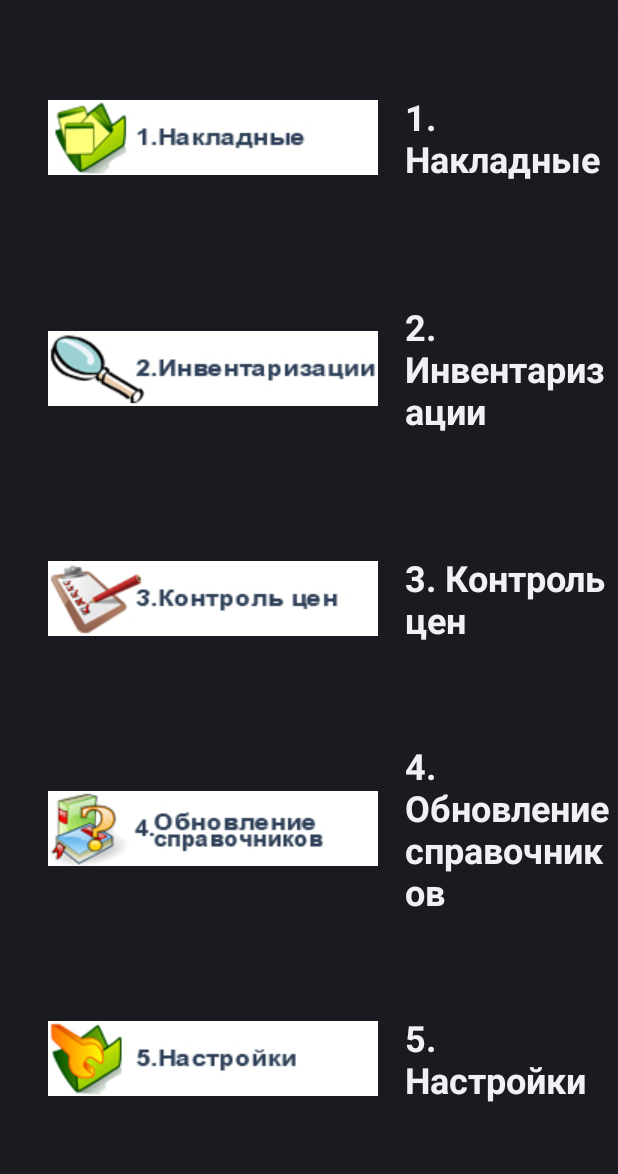
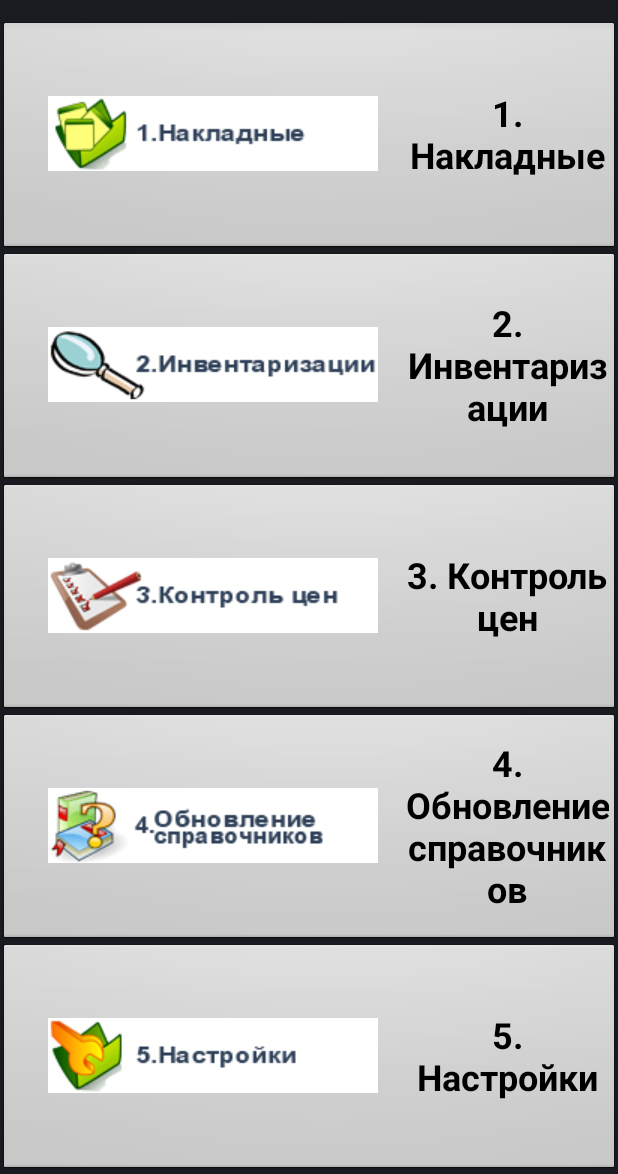
Before and after one commit to vodimed/TradeHouse, an Android app: the screen it shows after launch (MainActivity), on a phone screen of 412 x 824 dp, the part 62-1236 px from its top. Run offline under Robolectric (Android 15) with nearby library versions, the phone set to English and light mode, and no system bars; our stand-ins replace paging; 1 statement that could not run was skipped.

Commit message:
Стили в процессе нестройки

```diff
--- a/app/build.gradle
+++ b/app/build.gradle
@@ -60,7 +60,7 @@ android {
         implementation 'androidx.recyclerview:recyclerview-selection:1.1.0'
     }
 
-    // Android interface layer to database accesss
+    // Android interface layer to database access
     if (!project.findProperty('room').asBoolean()) {
         sourceSets.main.java.exclude '**/RoomDateConverter.java'
         sourceSets.main.java.exclude '**/RoomSchema.java'
@@ -77,6 +77,10 @@ android {
         sourceSets.main.java.exclude '**/dictionaries/sqlite/**'
         sourceSets.main.java.exclude '**/documents/sqlite/**'
     }
+
+    // TODO: maybe automatic reconnect
+    sourceSets.main.java.exclude '**/ModemManager.java'
+    sourceSets.main.java.exclude '**/TetheringManager.java'
 
     dependencies {
         // Honeywell SDK
--- a/app/src/main/java/com/common/extensions/database/SQLitePager.java
+++ b/app/src/main/java/com/common/extensions/database/SQLitePager.java
@@ -5,7 +5,7 @@ import android.database.sqlite.SQLiteStatement;
 
 import androidx.annotation.NonNull;
 import androidx.paging.DataSource;
-import androidx.paging.PositionalDataSource;
+import androidx.paging.*;
 
 import org.jetbrains.annotations.NotNull;
 
--- a/app/src/main/java/com/expertek/tradehouse/MainApplication.java
+++ b/app/src/main/java/com/expertek/tradehouse/MainApplication.java
@@ -13,7 +13,6 @@ import com.expertek.tradehouse.dictionaries.DbDictionaries;
 import com.expertek.tradehouse.dictionaries.Dictionaries_v1Sqlite;
 import com.expertek.tradehouse.documents.DBDocuments;
 import com.expertek.tradehouse.documents.Documents_v1Sqlite;
-import com.expertek.tradehouse.tradehouse.ModemManager;
 import com.expertek.tradehouse.tradehouse.TradeHouseService;
 import com.expertek.tradehouse.tradehouse.TradeHouseTask;
 import com.expertek.tradehouse.tradehouse.USBConnectReceiver;
@@ -24,7 +23,7 @@ import java.io.File;
 
 public class MainApplication extends Application {
     private static Application app;
-    private static ModemManager mmr;
+    //private static ModemManager mmr;
     public static final SQLiteSchema<DbDictionaries> dictionaries = new SQLiteSchema<DbDictionaries>(Dictionaries_v1Sqlite.class, new Dictionaries_v1Sqlite.M_0_1());
     public static final SQLiteSchema<DBDocuments> documents = new SQLiteSchema<DBDocuments>(Documents_v1Sqlite.class, new Documents_v1Sqlite.M_0_1());
     //public static final RoomSchema<DbDictionaries> dictionaries = new RoomSchema<DbDictionaries>(Dictionaries_v1Room.class);
@@ -45,10 +44,8 @@ public class MainApplication extends Application {
     public void onCreate() {
         super.onCreate();
 
-        if (MainSettings.Tethering) {
-            MainSettings.TradeHouseAddress = USBConnectReceiver.getConnectedIp();
-            MainSettings.savePreferences();
-        }
+        // Check modem (tethering) USB cable connection
+        USBConnectReceiver.checkUSBConnection(this);
 
         if (!dictionaries.open(this, MainSettings.Dictionaries_db)) {
             tradehouse.enqueue(new ServiceInterface.JobInfo(1, Словари.class, tradehouse.receiver()), null);
--- a/app/src/main/java/com/expertek/tradehouse/SettingsActivity.java
+++ b/app/src/main/java/com/expertek/tradehouse/SettingsActivity.java
@@ -16,6 +16,8 @@ import android.widget.TextView;
 import android.widget.ToggleButton;
 
 import androidx.annotation.IdRes;
+
+import com.expertek.tradehouse.tradehouse.USBConnectReceiver;
 
 import java.io.IOException;
 import java.net.HttpURLConnection;
@@ -50,6 +52,9 @@ public class SettingsActivity extends Activity {
 
         final TextView object = findViewById(R.id.editObject);
         object.setText(MainSettings.TradeHouseObject);
+
+        if (MainSettings.Tethering)
+            MainSettings.TradeHouseAddress = USBConnectReceiver.getConnectedIp();
 
         conhandler.editConnect = findViewById(R.id.editConnect);
         conhandler.editConnect.setText(String.format(Locale.getDefault(), "%s:%d",
--- a/app/src/main/java/com/expertek/tradehouse/tradehouse/TradeHouseTask.java
+++ b/app/src/main/java/com/expertek/tradehouse/tradehouse/TradeHouseTask.java
@@ -44,6 +44,9 @@ public abstract class TradeHouseTask implements ServiceInterface.ServiceTask {
     @Override
     public void onCreate(@Nullable Bundle params) throws Exception {
         this.params = params;
+
+        if (MainSettings.Tethering)
+            MainSettings.TradeHouseAddress = USBConnectReceiver.getConnectedIp();
 
         connection = (HttpURLConnection) new URL(
                 "http", MainSettings.TradeHouseAddress, MainSettings.TradeHousePort,
--- a/app/src/main/java/com/expertek/tradehouse/tradehouse/USBConnectReceiver.java
+++ b/app/src/main/java/com/expertek/tradehouse/tradehouse/USBConnectReceiver.java
@@ -3,6 +3,8 @@ package com.expertek.tradehouse.tradehouse;
 import android.content.BroadcastReceiver;
 import android.content.Context;
 import android.content.Intent;
+import android.content.IntentFilter;
+import android.os.BatteryManager;
 
 import com.expertek.tradehouse.MainSettings;
 
@@ -26,6 +28,17 @@ public class USBConnectReceiver extends BroadcastReceiver {
         } else if (intent.getAction().equals(Intent.ACTION_POWER_CONNECTED)) {
             onUSBDisconnected(context);
         }
+    }
+
+    // https://developer.android.com/training/monitoring-device-state/battery-monitoring.html
+    public static void checkUSBConnection(Context context) {
+        final IntentFilter ifilter = new IntentFilter(Intent.ACTION_BATTERY_CHANGED);
+        final Intent batteryStatus = context.registerReceiver(null, ifilter);
+        final int chargePlug = batteryStatus.getIntExtra(BatteryManager.EXTRA_PLUGGED, -1);
+        final boolean usbChargeOn = (chargePlug == BatteryManager.BATTERY_PLUGGED_USB);
+
+        if (usbChargeOn && (getConnectedIp() == null))
+            new USBConnectReceiver().onUSBConnected(context);
     }
 
     protected void onUSBConnected(Context context) {
--- a/app/src/main/res/layout/main_activity.xml
+++ b/app/src/main/res/layout/main_activity.xml
@@ -6,62 +6,42 @@
 
     <Button
         android:id="@+id/buttonInvoices"
+        android:theme="@style/Widget.Button.MainMenu"
         android:layout_width="match_parent"
         android:layout_height="match_parent"
         android:layout_weight="1"
-        android:gravity="center_vertical"
-        android:paddingLeft="@dimen/main_pagging"
-        android:drawablePadding="@dimen/main_spacing"
-        android:textStyle="bold"
-        android:textSize="@dimen/main_textsize"
         android:text="@string/mainmenu_invoices"
         android:drawableLeft="@drawable/main_1_wb" />
     <Button
         android:id="@+id/buttonInventories"
+        android:theme="@style/Widget.Button.MainMenu"
         android:layout_width="match_parent"
         android:layout_height="match_parent"
         android:layout_weight="1"
-        android:gravity="center_vertical"
-        android:paddingLeft="@dimen/main_pagging"
-        android:drawablePadding="@dimen/main_spacing"
-        android:textStyle="bold"
-        android:textSize="@dimen/main_textsize"
         android:text="@string/mainmenu_inventories"
         android:drawableLeft="@drawable/main_2_inv" />
     <Button
         android:id="@+id/buttonPricecontrol"
+        android:theme="@style/Widget.Button.MainMenu"
         android:layout_width="match_parent"
         android:layout_height="match_parent"
         android:layout_weight="1"
-        android:gravity="center_vertical"
-        android:paddingLeft="@dimen/main_pagging"
-        android:drawablePadding="@dimen/main_spacing"
-        android:textStyle="bold"
-        android:textSize="@dimen/main_textsize"
         android:text="@string/mainmenu_pricecontrol"
         android:drawableLeft="@drawable/main_3_price" />
     <Button
         android:id="@+id/buttonDictionaries"
+        android:theme="@style/Widget.Button.MainMenu"
         android:layout_width="match_parent"
         android:layout_height="match_parent"
         android:layout_weight="1"
-        android:gravity="center_vertical"
-        android:paddingLeft="@dimen/main_pagging"
-        android:drawablePadding="@dimen/main_spacing"
-        android:textStyle="bold"
-        android:textSize="@dimen/main_textsize"
         android:text="@string/mainmenu_dictionaries"
         android:drawableLeft="@drawable/main_4_upd" />
     <Button
         android:id="@+id/buttonSettings"
+        android:theme="@style/Widget.Button.MainMenu"
         android:layout_width="match_parent"
         android:layout_height="match_parent"
         android:layout_weight="1"
-        android:gravity="center_vertical"
-        android:paddingLeft="@dimen/main_pagging"
-        android:drawablePadding="@dimen/main_spacing"
-        android:textStyle="bold"
-        android:textSize="@dimen/main_textsize"
         android:text="@string/mainmenu_settings"
         android:drawableLeft="@drawable/main_5_settings" />
 </LinearLayout>
--- a/app/src/main/res/values/styles.xml
+++ b/app/src/main/res/values/styles.xml
@@ -1,14 +1,34 @@
 <resources>
-    <style name="AppTheme">
+    <style name="AppTheme"> <!--parent="android:Theme"-->
         <!--https://developer.android.com/guide/topics/manifest/activity-element-->
         <item name="android:windowSoftInputMode">adjustResize|stateHidden</item>
 
-        <item name="android:buttonStyle">@style/Widget</item>
-        <item name="android:buttonStyleToggle">@style/Widget</item>
+        <item name="android:buttonStyle">@style/Widget.Button</item>
+        <item name="android:buttonStyleToggle">@style/Widget.Button.Toggle</item>
+        <item name="android:spinnerStyle">@style/Widget.Spinner</item>
     </style>
 
     <style name="Widget">
         <item name="android:textAppearance">?android:textAppearance</item>
     </style>
 
+    <style name="Widget.Button" parent="android:Widget.DeviceDefault.ImageButton">
+        <item name="android:background">@android:drawable/btn_default_small</item>
+        <item name="android:textAlignment">center</item>
+    </style>
+
+    <style name="Widget.Button.Toggle" parent="android:Widget.DeviceDefault.Button.Toggle">
+    </style>
+
+    <style name="Widget.Spinner" parent="android:Widget.DeviceDefault.Spinner">
+    </style>
+
+    <style name="Widget.Button.MainMenu">
+        <item name="android:gravity">center_vertical</item>
+        <item name="android:paddingLeft">@dimen/main_pagging</item>
+        <item name="android:drawablePadding">@dimen/main_spacing</item>
+        <item name="android:textStyle">bold</item>
+        <item name="android:textSize">@dimen/main_textsize</item>
+    </style>
+
 </resources>
```
Also changed, not shown: 1 other file.
